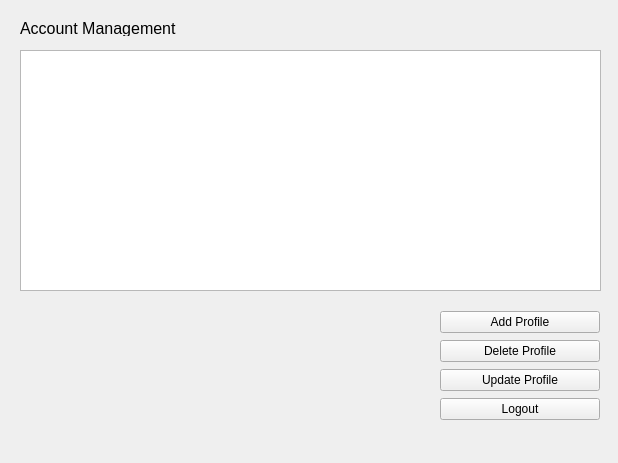
The window that ui_folder/accountManager.ui (qh-teo/lalapass) describes before a commit, drawn with Qt 5.
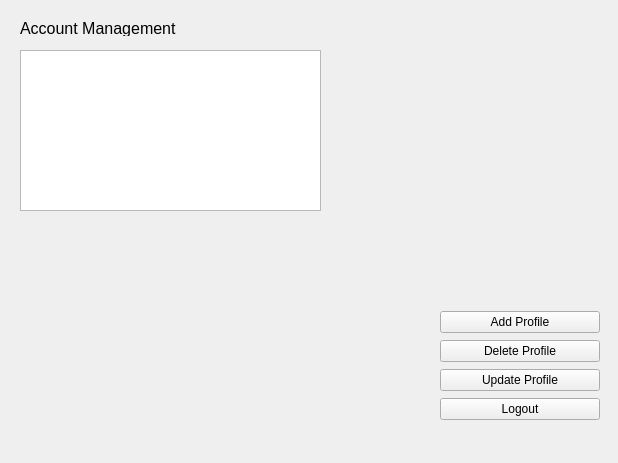
The same window after the commit.

```diff
--- a/ui_folder/accountManager.ui
+++ b/ui_folder/accountManager.ui
@@ -13,16 +13,6 @@
   <property name="windowTitle">
    <string>Form</string>
   </property>
-  <widget class="QTableView" name="tableView">
-   <property name="geometry">
-    <rect>
-     <x>20</x>
-     <y>50</y>
-     <width>581</width>
-     <height>241</height>
-    </rect>
-   </property>
-  </widget>
   <widget class="QWidget" name="verticalLayoutWidget">
    <property name="geometry">
     <rect>
@@ -82,6 +72,21 @@
     <string>Account Management</string>
    </property>
   </widget>
+  <widget class="QWidget" name="horizontalLayoutWidget">
+   <property name="geometry">
+    <rect>
+     <x>20</x>
+     <y>50</y>
+     <width>301</width>
+     <height>161</height>
+    </rect>
+   </property>
+   <layout class="QHBoxLayout" name="horizontalLayout">
+    <item>
+     <widget class="QTableView" name="tableView"/>
+    </item>
+   </layout>
+  </widget>
  </widget>
  <resources/>
  <connections/>
```
